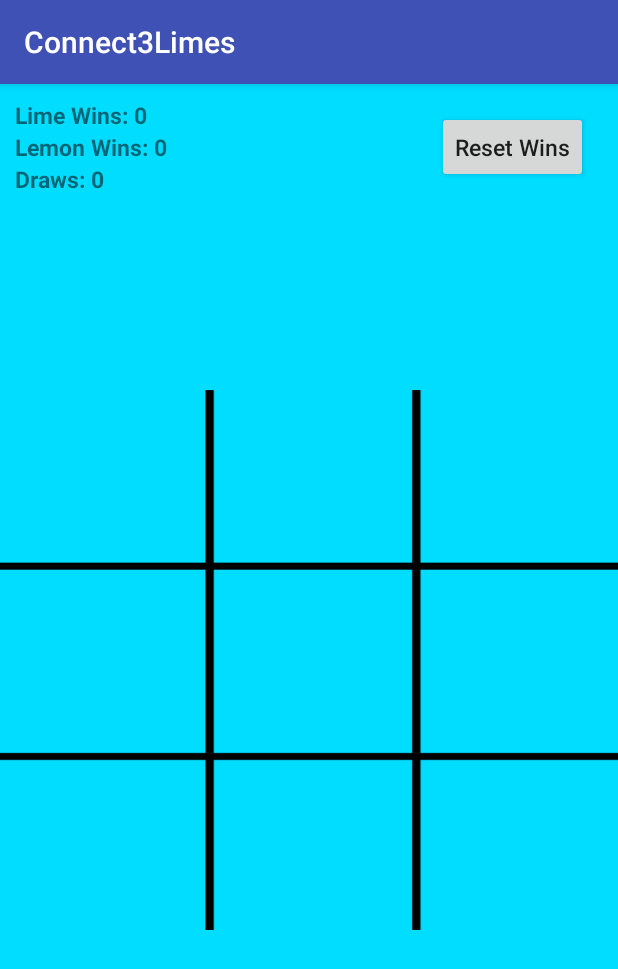
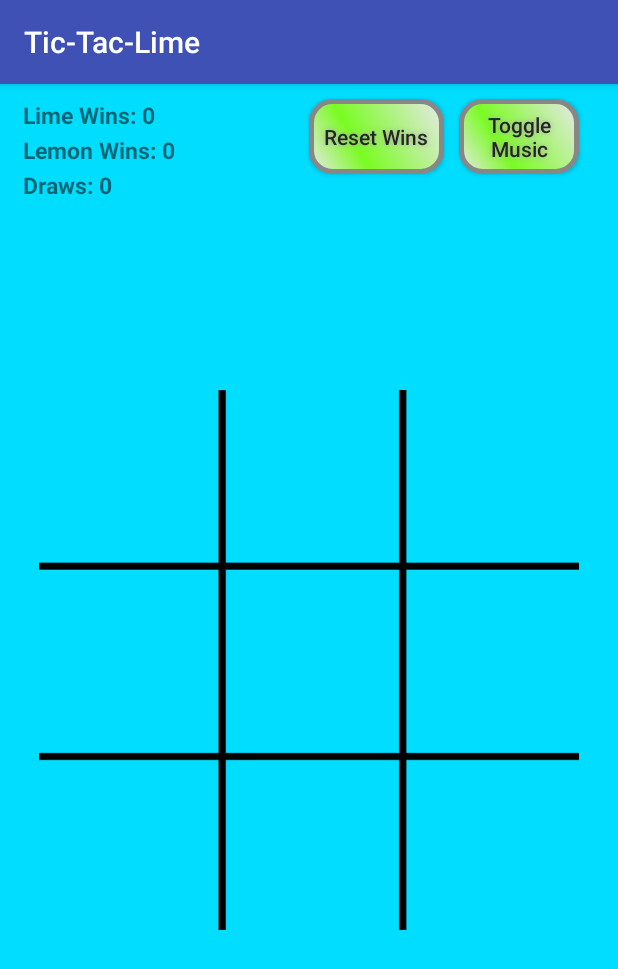
Before and after one commit to omsamara/Connect3Limes, an Android app: the screen it shows after launch (MainActivity), on a phone screen of 412 x 824 dp. Shown: the top 969 px of the screen. Run offline under Robolectric (Android 15) with nearby library versions, the phone set to English and light mode, and no system bars; our stand-ins replace AdMob.

Commit message:
Fixed toggle music issues

```diff
--- a/app/build.gradle
+++ b/app/build.gradle
@@ -7,8 +7,8 @@ android {
         applicationId "com.connect3.bman.connect3limes"
         minSdkVersion 15
         targetSdkVersion 25
-        versionCode 1
-        versionName "1.0"
+        versionCode 2
+        versionName "1.01"
         testInstrumentationRunner "android.support.test.runner.AndroidJUnitRunner"
     }
     buildTypes {
--- a/app/src/main/AndroidManifest.xml
+++ b/app/src/main/AndroidManifest.xml
@@ -5,7 +5,7 @@
     <application
         android:allowBackup="true"
         android:icon="@mipmap/lime_icon_image"
-        android:label="@string/app_name"
+        android:label="Tic-Tac-Lime"
         android:roundIcon="@mipmap/lime_icon_image"
         android:supportsRtl="true"
         android:theme="@style/AppTheme">
--- a/app/src/main/java/com/connect3/bman/connect3limes/MainActivity.java
+++ b/app/src/main/java/com/connect3/bman/connect3limes/MainActivity.java
@@ -2,6 +2,7 @@ package com.connect3.bman.connect3limes;
 
 import android.content.SharedPreferences;
 import android.graphics.Color;
+import android.media.MediaPlayer;
 import android.os.CountDownTimer;
 import android.preference.PreferenceManager;
 import android.support.v7.app.AppCompatActivity;
@@ -68,6 +69,8 @@ public class MainActivity extends AppCompatActivity {
     private int numDraws;
     private boolean gameIsActive;
     private boolean playerCanGo;
+    private MediaPlayer mPlayer;
+    private boolean musicShouldResume;
     //</editor-fold>
 
     /**
@@ -79,7 +82,12 @@ public class MainActivity extends AppCompatActivity {
 
         super.onCreate(savedInstanceState);
         setContentView(R.layout.activity_main);
+        //getSupportActionBar().setDisplayShowTitleEnabled(false);
         rng = new Random();
+        mPlayer  = MediaPlayer.create(this, R.raw.music);
+        mPlayer.setLooping(true);
+        mPlayer.setVolume(0.9f, 0.9f);
+        mPlayer.start();
         numLemonWins = 0;
         numLimeWins = 0;
         numDraws = 0;
@@ -489,4 +497,41 @@ public class MainActivity extends AppCompatActivity {
         draws.setText("Draws: " + numDraws);
         saveVariables();
     }
+
+    /**
+     * Toggles music with a click
+     * @param view the button that was clicked
+     */
+    public void toggleMusic(View view) {
+        if(mPlayer.isPlaying()) {
+            mPlayer.pause();
+        }
+        else {
+            mPlayer.start();
+        }
+    }
+
+    @Override
+    public void onDestroy() {
+        mPlayer.stop();
+        super.onDestroy();
+    }
+
+    @Override
+    public void onPause() {
+        if (mPlayer.isPlaying()) {
+            mPlayer.pause();
+            musicShouldResume = true;
+        }
+        super.onPause();
+    }
+
+    public void onResume() {
+        if (musicShouldResume) {
+            mPlayer.start();
+            mPlayer.setLooping(true);
+        }
+        super.onResume();
+    }
+
 }
--- /dev/null
+++ b/app/src/main/res/drawable/buttonshape.xml
@@ -0,0 +1,28 @@
+<?xml version="1.0" encoding="utf-8"?>
+<shape xmlns:android="http://schemas.android.com/apk/res/android" android:shape="rectangle" >
+    <corners
+        android:radius="14dp"
+        />
+    <gradient
+        android:angle="45"
+        android:centerX="35%"
+        android:centerColor="#79FC21"
+        android:startColor="#E8E8E8"
+        android:endColor="#E8E8E8"
+        android:type="linear"
+        />
+    <padding
+        android:left="0dp"
+        android:top="0dp"
+        android:right="0dp"
+        android:bottom="0dp"
+        />
+    <size
+        android:width="270dp"
+        android:height="60dp"
+        />
+    <stroke
+        android:width="3dp"
+        android:color="#878787"
+        />
+</shape>
--- a/app/src/main/res/layout/activity_main.xml
+++ b/app/src/main/res/layout/activity_main.xml
@@ -10,66 +10,69 @@
 
     <TextView
         android:id="@+id/limeWins"
-        android:textStyle="bold"
         android:layout_width="wrap_content"
         android:layout_height="wrap_content"
         android:layout_alignParentLeft="true"
         android:layout_alignParentStart="true"
         android:layout_alignParentTop="true"
-        android:layout_marginLeft="10dp"
+        android:layout_marginLeft="15dp"
         android:layout_marginTop="10dp"
         android:text="TextView"
-        android:textSize="15sp" />
+        android:textSize="15sp"
+        android:textStyle="bold" />
 
     <TextView
         android:id="@+id/lemonWins"
-        android:textStyle="bold"
         android:layout_width="wrap_content"
         android:layout_height="wrap_content"
-        android:layout_alignParentLeft="true"
-        android:layout_alignParentStart="true"
+        android:layout_alignLeft="@+id/limeWins"
+        android:layout_alignStart="@+id/limeWins"
         android:layout_below="@+id/limeWins"
-        android:layout_marginLeft="10dp"
+        android:layout_marginTop="2dp"
         android:text="TextView"
-        android:textSize="15sp" />
+        android:textSize="15sp"
+        android:textStyle="bold" />
 
     <TextView
         android:id="@+id/draws"
-        android:textStyle="bold"
         android:layout_width="wrap_content"
         android:layout_height="wrap_content"
         android:layout_alignParentLeft="true"
         android:layout_alignParentStart="true"
         android:layout_below="@+id/lemonWins"
-        android:layout_marginLeft="10dp"
+        android:layout_marginLeft="15dp"
+        android:layout_marginTop="2dp"
         android:text="TextView"
-        android:textSize="15sp" />
+        android:textSize="15sp"
+        android:textStyle="bold" />
 
     <Button
         android:id="@+id/button2"
-        android:layout_width="wrap_content"
-        android:layout_height="wrap_content"
-        android:layout_alignBaseline="@+id/lemonWins"
-        android:layout_alignBottom="@+id/lemonWins"
-        android:layout_alignParentEnd="true"
-        android:layout_alignParentRight="true"
-        android:layout_marginRight="20dp"
+        android:layout_width="90dp"
+        android:layout_height="50dp"
+        android:layout_alignTop="@+id/musicToggle"
+        android:layout_marginRight="10dp"
+        android:layout_toLeftOf="@+id/musicToggle"
+        android:background="@drawable/buttonshape"
         android:onClick="resetWins"
+        android:shadowColor="#A8A8A8"
+        android:shadowDx="0"
+        android:shadowDy="0"
+        android:shadowRadius="5"
         android:text="Reset Wins"
         android:textAllCaps="false"
-        android:textSize="15sp" />
+        android:textColor="#252525"
+        android:textSize="14sp" />
 
     <GridLayout
         android:id="@+id/gridLayout"
-        android:layout_width="match_parent"
+        android:layout_width="360dp"
         android:layout_height="360dp"
-        android:layout_alignParentLeft="true"
-        android:layout_alignParentStart="true"
-        android:layout_centerHorizontal="true"
-        android:layout_centerVertical="true"
         android:background="@drawable/board"
         android:columnCount="3"
-        android:rowCount="3">
+        android:rowCount="3"
+        android:layout_centerVertical="true"
+        android:layout_centerHorizontal="true">
 
         <ImageView
             android:id="@+id/space0"
@@ -90,7 +93,7 @@
             android:layout_height="90dp"
             android:layout_column="1"
             android:layout_marginBottom="10dp"
-            android:layout_marginLeft="40dp"
+            android:layout_marginLeft="20dp"
             android:layout_marginRight="10dp"
             android:layout_marginTop="10dp"
             android:layout_row="0"
@@ -103,7 +106,7 @@
             android:layout_height="90dp"
             android:layout_column="2"
             android:layout_marginBottom="10dp"
-            android:layout_marginLeft="40dp"
+            android:layout_marginLeft="20dp"
             android:layout_marginRight="10dp"
             android:layout_marginTop="10dp"
             android:layout_row="0"
@@ -118,7 +121,7 @@
             android:layout_marginBottom="10dp"
             android:layout_marginLeft="20dp"
             android:layout_marginRight="10dp"
-            android:layout_marginTop="20dp"
+            android:layout_marginTop="25dp"
             android:layout_row="1"
             android:onClick="dropIn"
             android:tag="3" />
@@ -129,9 +132,9 @@
             android:layout_height="90dp"
             android:layout_column="1"
             android:layout_marginBottom="10dp"
-            android:layout_marginLeft="40dp"
+            android:layout_marginLeft="20dp"
             android:layout_marginRight="10dp"
-            android:layout_marginTop="20dp"
+            android:layout_marginTop="25dp"
             android:layout_row="1"
             android:onClick="dropIn"
             android:tag="4" />
@@ -142,9 +145,9 @@
             android:layout_height="90dp"
             android:layout_column="2"
             android:layout_marginBottom="10dp"
-            android:layout_marginLeft="40dp"
+            android:layout_marginLeft="20dp"
             android:layout_marginRight="10dp"
-            android:layout_marginTop="20dp"
+            android:layout_marginTop="25dp"
             android:layout_row="1"
             android:onClick="dropIn"
             android:tag="5" />
@@ -157,7 +160,7 @@
             android:layout_marginBottom="10dp"
             android:layout_marginLeft="20dp"
             android:layout_marginRight="10dp"
-            android:layout_marginTop="30dp"
+            android:layout_marginTop="25dp"
             android:layout_row="2"
             android:onClick="dropIn"
             android:tag="6" />
@@ -168,9 +171,9 @@
             android:layout_height="90dp"
             android:layout_column="1"
             android:layout_marginBottom="10dp"
-            android:layout_marginLeft="40dp"
+            android:layout_marginLeft="20dp"
             android:layout_marginRight="10dp"
-            android:layout_marginTop="30dp"
+            android:layout_marginTop="25dp"
             android:layout_row="2"
             android:onClick="dropIn"
             android:tag="7" />
@@ -181,9 +184,9 @@
             android:layout_height="90dp"
             android:layout_column="2"
             android:layout_marginBottom="10dp"
-            android:layout_marginLeft="40dp"
+            android:layout_marginLeft="20dp"
             android:layout_marginRight="10dp"
-            android:layout_marginTop="30dp"
+            android:layout_marginTop="25dp"
             android:layout_row="2"
             android:onClick="dropIn"
             android:tag="8" />
@@ -226,4 +229,22 @@
         ads:adUnitId="@string/banner_ad_unit_id">
     </com.google.android.gms.ads.AdView>
 
+    <Button
+        android:id="@+id/musicToggle"
+        android:layout_width="80dp"
+        android:layout_height="50dp"
+        android:layout_alignEnd="@+id/gridLayout"
+        android:layout_alignRight="@+id/gridLayout"
+        android:layout_alignTop="@+id/limeWins"
+        android:background="@drawable/buttonshape"
+        android:onClick="toggleMusic"
+        android:shadowColor="#A8A8A8"
+        android:shadowDx="0"
+        android:shadowDy="0"
+        android:shadowRadius="5"
+        android:text="Toggle Music"
+        android:textAllCaps="false"
+        android:textColor="#252525"
+        android:textSize="14sp" />
+
 </RelativeLayout>
```
Also changed, not shown: app/src/main/res/drawable/button.png (added), 1 other file.
